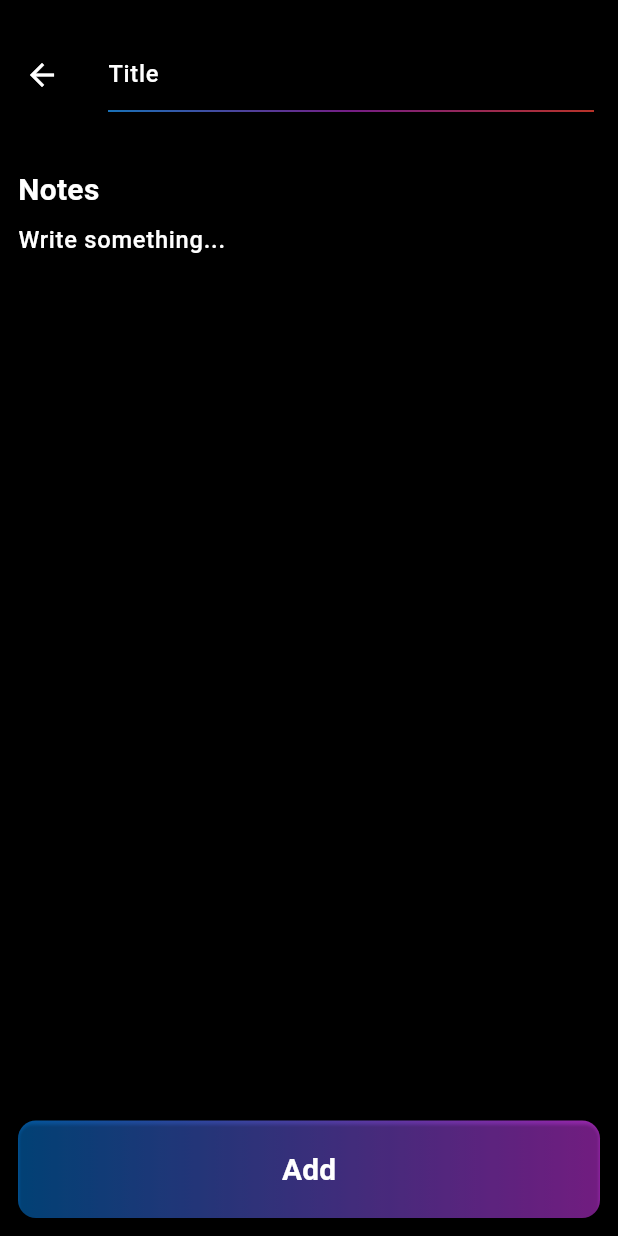
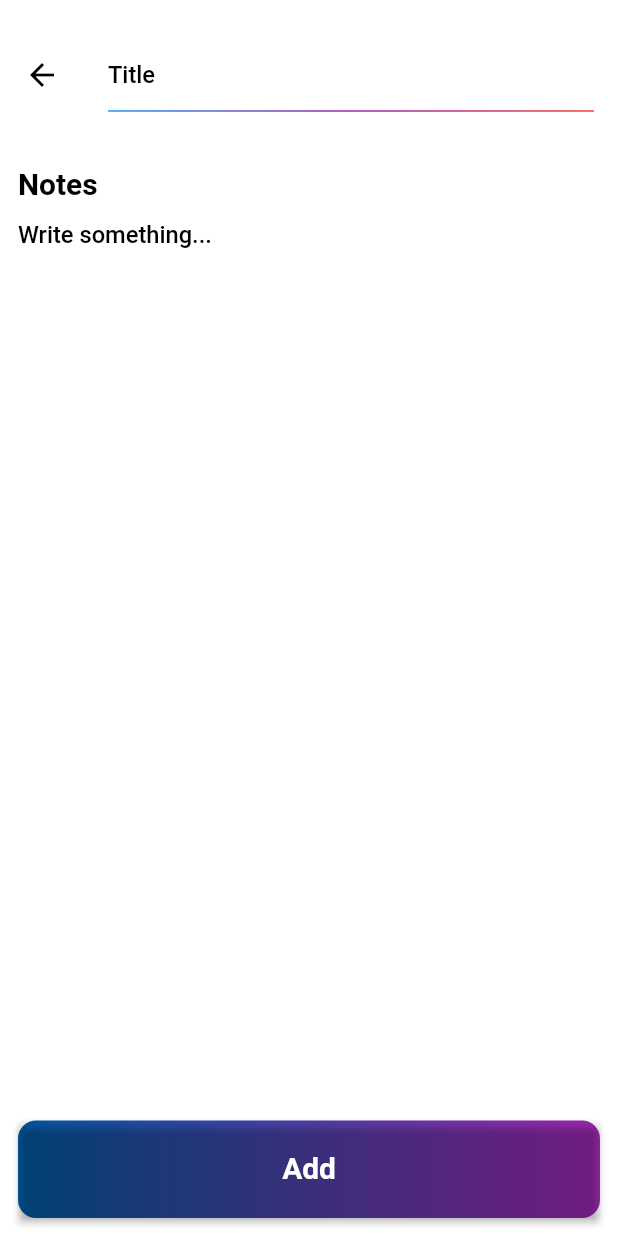
Before and after one commit to QalibJs/todo-app, a Flutter app: the screen it shows after launch, after a tap on the "add" icon, on a phone screen of 412 x 824 dp. Run offline on Flutter 3.47's test engine with Material 2 defaults, Android fonts, the phone set to English and light mode, and no system bars; our stand-ins replace dio, flutter_bloc, get_it, sizer.

Commit message:
seventh commit

```diff
--- a/lib/app.dart
+++ b/lib/app.dart
@@ -2,6 +2,7 @@ import 'package:flutter/material.dart';
 import 'package:flutter_bloc/flutter_bloc.dart';
 import 'package:sizer/sizer.dart';
 import 'package:todo/cubit/notes/note_cubit.dart';
+import 'package:todo/theme/theme.dart';
 import 'app/home/screen/home_screen.dart';
 
 class MyApp extends StatelessWidget {
@@ -10,8 +11,11 @@ class MyApp extends StatelessWidget {
   @override
   Widget build(BuildContext context) {
     return Sizer(
-      builder: (BuildContext context, Orientation orientation,
-          DeviceType deviceType) {
+      builder: (
+        BuildContext context,
+        Orientation orientation,
+        DeviceType deviceType,
+      ) {
         return MultiBlocProvider(
           providers: [
             BlocProvider(
@@ -21,10 +25,8 @@ class MyApp extends StatelessWidget {
           child: MaterialApp(
             debugShowCheckedModeBanner: false,
             title: 'Flutter Demo',
-            theme: ThemeData(
-              colorScheme: ColorScheme.fromSeed(seedColor: Colors.deepPurple),
-              useMaterial3: true,
-            ),
+            theme: lightMode,
+            darkTheme: darkMode,
             home: const HomeScreen(),
           ),
         );
--- a/lib/app/home/screen/home_screen.dart
+++ b/lib/app/home/screen/home_screen.dart
@@ -1,7 +1,6 @@
 import 'package:flutter/material.dart';
 import 'package:todo/app/home/widgets/home_grid_view_widget.dart';
 import '../widgets/home_header_widget.dart';
-import '../../../constant/app_colors.dart';
 
 class HomeScreen extends StatelessWidget {
   const HomeScreen({super.key});
@@ -9,9 +8,9 @@ class HomeScreen extends StatelessWidget {
   @override
   Widget build(BuildContext context) {
     return Scaffold(
-      backgroundColor: AppColors.black,
+      backgroundColor: Theme.of(context).colorScheme.background,
       appBar: AppBar(
-        backgroundColor: AppColors.black,
+        backgroundColor: Theme.of(context).colorScheme.background,
         elevation: 0,
       ),
       body: const Column(
--- a/lib/app/home/widgets/home_edit_wigdet.dart
+++ b/lib/app/home/widgets/home_edit_wigdet.dart
@@ -20,14 +20,14 @@ class HomeEditWidget extends StatelessWidget {
           child: Text(
             title,
             style: title.length < 6
-                ? AppTextStyle.headerNotes
-                : AppTextStyle.overFlowedHeaderNotes,
+                ? AppTextStyle.headerNotes(context).copyWith(color: AppColors.white)
+                : AppTextStyle.overFlowedHeaderNotes(context).copyWith(color: AppColors.white),
           ),
         ),
         const Spacer(),
         Container(
           padding: AppPaddings.all3,
-          decoration: AppBoxDecoration.addButton,
+          decoration: AppBoxDecoration.addButton(context),
           child: Icon(
             Icons.edit,
             size: 16,
--- a/lib/app/home/widgets/home_empty_data_widget.dart
+++ b/lib/app/home/widgets/home_empty_data_widget.dart
@@ -24,7 +24,7 @@ class HomeEmptyDataWidget extends StatelessWidget {
         AppSizedBox.h20,
         Text(
           AppTexts.empty,
-          style: AppTextStyle.headerNotes,
+          style: AppTextStyle.headerNotes(context),
         ),
       ],
     );
--- a/lib/app/home/widgets/home_hi_widget.dart
+++ b/lib/app/home/widgets/home_hi_widget.dart
@@ -7,7 +7,6 @@ import 'package:todo/constant/app_text_style.dart';
 
 class HomeHiWidget extends StatelessWidget {
   const HomeHiWidget({super.key});
-
   @override
   Widget build(BuildContext context) {
     return Padding(
@@ -16,15 +15,20 @@ class HomeHiWidget extends StatelessWidget {
         children: [
           Text(
             AppTexts.hi,
-            style: AppTextStyle.headerText,
+            style: AppTextStyle.headerText(context),
           ),
           const Spacer(),
           Container(
             width: 6.h,
             alignment: Alignment.center,
             height: 6.h,
-            decoration: AppBoxDecoration.ppDec,
-            child:  const Icon(Icons.verified_user,),
+            decoration: AppBoxDecoration.ppDec(context).copyWith(
+              color: Theme.of(context).colorScheme.background,
+            ),
+            child: Icon(
+              Icons.verified_user,
+              color: Theme.of(context).colorScheme.primary,
+            ),
           ),
         ],
       ),
--- a/lib/app/home/widgets/home_notes_widget.dart
+++ b/lib/app/home/widgets/home_notes_widget.dart
@@ -1,4 +1,5 @@
 import 'package:flutter/material.dart';
+import 'package:todo/constant/app_colors.dart';
 import 'package:todo/constant/app_text_style.dart';
 
 class HomeNotesWidget extends StatelessWidget {
@@ -13,8 +14,8 @@ class HomeNotesWidget extends StatelessWidget {
     return Text(
       datas,
       style: datas.length < 120
-          ? AppTextStyle.homeNotes
-          : AppTextStyle.overFlowedHomeNotes,
+          ? AppTextStyle.homeNotes(context).copyWith(color: AppColors.white)
+          : AppTextStyle.overFlowedHomeNotes(context).copyWith(color: AppColors.white),
     );
   }
 }
--- a/lib/app/home/widgets/home_second_header_widget.dart
+++ b/lib/app/home/widgets/home_second_header_widget.dart
@@ -1,7 +1,6 @@
 import 'package:flutter/material.dart';
 import 'package:todo/app/note/screens/note_screen.dart';
 import 'package:todo/constant/app_box_decoration.dart';
-import 'package:todo/constant/app_colors.dart';
 import 'package:todo/constant/app_navigator.dart';
 import 'package:todo/constant/app_paddings.dart';
 import 'package:todo/constant/app_text.dart';
@@ -18,7 +17,7 @@ class HomeSecondHeaderWidget extends StatelessWidget {
         children: [
           Text(
             AppTexts.noteBooks,
-            style: AppTextStyle.headerText,
+            style: AppTextStyle.headerText(context),
           ),
           const Spacer(),
           GestureDetector(
@@ -30,10 +29,10 @@ class HomeSecondHeaderWidget extends StatelessWidget {
             },
             child: Container(
               alignment: Alignment.center,
-              decoration: AppBoxDecoration.addButton,
+              decoration: AppBoxDecoration.addButton(context).copyWith(border: Border.all(color: Theme.of(context).colorScheme.primary)),
               child: Icon(
                 Icons.add_outlined,
-                color: AppColors.white,
+                color: Theme.of(context).colorScheme.primary,
               ),
             ),
           )
--- a/lib/app/note/screens/note_screen.dart
+++ b/lib/app/note/screens/note_screen.dart
@@ -1,7 +1,6 @@
 import 'package:flutter/material.dart';
 import 'package:todo/app/note/widgets/note_app_bar_widget.dart';
 import 'package:todo/app/note/widgets/note_full_widget.dart';
-import 'package:todo/constant/app_colors.dart';
 
 class NoteScreen extends StatelessWidget {
   const NoteScreen({super.key});
@@ -9,11 +8,12 @@ class NoteScreen extends StatelessWidget {
   @override
   Widget build(BuildContext context) {
     return Scaffold(
-      backgroundColor: AppColors.black,
+      backgroundColor: Theme.of(context).colorScheme.background,
       appBar: AppBar(
-        backgroundColor: AppColors.black,
+        elevation: 0,
+        backgroundColor: Theme.of(context).colorScheme.background,
         toolbarHeight: 100,
-        foregroundColor: AppColors.white,
+        foregroundColor: Theme.of(context).colorScheme.primary,
         title: const NoteAppBarWidget(),
       ),
       body: const NoteFullWidget(),
--- a/lib/app/note/widgets/note_app_bar_widget.dart
+++ b/lib/app/note/widgets/note_app_bar_widget.dart
@@ -14,6 +14,7 @@ class NoteAppBarWidget extends StatelessWidget {
     return Column(
       children: [
         SizedBox(
+
           width: MediaQuery.of(context).size.width,
           child: GlobalInputWidget(
             controller: noteCubit.titleController,
--- a/lib/app/note/widgets/note_button_widget.dart
+++ b/lib/app/note/widgets/note_button_widget.dart
@@ -1,6 +1,7 @@
 import 'package:flutter/material.dart';
 import 'package:todo/constant/app_box_decoration.dart';
 import 'package:todo/constant/app_colors.dart';
+import 'package:todo/constant/app_text.dart';
 import 'package:todo/constant/app_text_style.dart';
 
 class NoteButtonWidget extends StatelessWidget {
@@ -15,13 +16,10 @@ class NoteButtonWidget extends StatelessWidget {
       child: ElevatedButton(
         style: ElevatedButton.styleFrom(
           backgroundColor: AppColors.transparent,
-          shape: RoundedRectangleBorder(
-            borderRadius: BorderRadius.circular(10),
-          ),
         ),
         child: Text(
-          "Add",
-          style: AppTextStyle.headerNotes,
+          AppTexts.add,
+          style: AppTextStyle.buttonText,
         ),
         onPressed: () {},
       ),
--- a/lib/app/note/widgets/note_input_widget.dart
+++ b/lib/app/note/widgets/note_input_widget.dart
@@ -15,6 +15,7 @@ class NoteInputWidget extends StatelessWidget {
       child: SizedBox(
         width: MediaQuery.of(context).size.width,
         child: GlobalInputWidget(
+
           controller: noteCubit.noteController,
           hintText: AppTexts.write,
           maxLines: 50,
--- a/lib/app/note/widgets/note_top_widget.dart
+++ b/lib/app/note/widgets/note_top_widget.dart
@@ -9,7 +9,7 @@ class NoteTopWidget extends StatelessWidget {
   Widget build(BuildContext context) {
     return Text(
       AppTexts.notes,
-      style: AppTextStyle.headerNotes,
+      style: AppTextStyle.headerNotes(context),
     );
   }
 }
--- a/lib/constant/app_box_decoration.dart
+++ b/lib/constant/app_box_decoration.dart
@@ -1,5 +1,5 @@
 import 'package:flutter/material.dart';
-import 'app_colors.dart';
+import 'package:todo/constant/app_colors.dart';
 
 class AppBoxDecoration {
   AppBoxDecoration._();
@@ -30,13 +30,13 @@ class AppBoxDecoration {
         ),
       );
 
-  static BoxDecoration get ppDec => BoxDecoration(
-        color: AppColors.white,
+  static BoxDecoration  ppDec(context) => BoxDecoration(
+        color: Theme.of(context).colorScheme.background,
         borderRadius: BorderRadius.circular(50),
       );
 
-  static BoxDecoration get addButton => BoxDecoration(
-        border: Border.all(color: AppColors.white),
+  static BoxDecoration  addButton(context) => BoxDecoration(
+        border: Border.all(color: Theme.of(context).colorScheme.background),
         borderRadius: BorderRadius.circular(50),
       );
   static BoxDecoration get noteBoxes => BoxDecoration(
--- a/lib/constant/app_text.dart
+++ b/lib/constant/app_text.dart
@@ -7,4 +7,5 @@ class AppTexts {
   static String get write => "Write something...";
   static String get empty => "Not any information";
   static String get title => "Title";
+  static String get add =>"Add";
 }
--- a/lib/constant/app_text_style.dart
+++ b/lib/constant/app_text_style.dart
@@ -5,32 +5,42 @@ import 'package:todo/constant/app_colors.dart';
 class AppTextStyle {
   AppTextStyle._();
 
-  static TextStyle get headerText => TextStyle(
-      fontSize: 18.5.sp, fontWeight: FontWeight.bold, color: AppColors.white);
-  static TextStyle get homeNotes => TextStyle(
+  static TextStyle headerText(context) => TextStyle(
+        fontSize: 18.5.sp,
+        fontWeight: FontWeight.bold,
+        color: Theme.of(context).colorScheme.primary,
+      );
+
+  static TextStyle homeNotes(context) => TextStyle(
         fontSize: 8.5.sp,
         fontWeight: FontWeight.bold,
-        color: AppColors.white,
+        color: Theme.of(context).colorScheme.primary,
       );
-  static TextStyle get overFlowedHomeNotes => TextStyle(
-      fontSize: 8.5.sp,
-      fontWeight: FontWeight.bold,
-      color: AppColors.white,
-      overflow: TextOverflow.ellipsis);
-  static TextStyle get headerNotes => TextStyle(
+  static TextStyle overFlowedHomeNotes(context) => TextStyle(
+        fontSize: 8.5.sp,
+        fontWeight: FontWeight.bold,
+        color: Theme.of(context).colorScheme.primary,
+        overflow: TextOverflow.ellipsis,
+      );
+  static TextStyle headerNotes(context) => TextStyle(
+        fontSize: 14.5.sp,
+        fontWeight: FontWeight.bold,
+        color: Theme.of(context).colorScheme.primary,
+      );
+  static TextStyle get buttonText => TextStyle(
         fontSize: 14.5.sp,
         fontWeight: FontWeight.bold,
         color: AppColors.white,
       );
-  static TextStyle get overFlowedHeaderNotes => TextStyle(
+  static TextStyle overFlowedHeaderNotes(context) => TextStyle(
         fontSize: 14.5.sp,
         fontWeight: FontWeight.bold,
-        color: AppColors.white,
+        color: Theme.of(context).colorScheme.primary,
         overflow: TextOverflow.ellipsis,
       );
-  static TextStyle get smallText => TextStyle(
+  static TextStyle smallText(context) => TextStyle(
         fontSize: 11.5.sp,
         fontWeight: FontWeight.w500,
-        color: AppColors.white,
+        color: Theme.of(context).colorScheme.primary,
       );
 }
--- a/lib/global/widgets/global_input_widge.dart
+++ b/lib/global/widgets/global_input_widge.dart
@@ -35,8 +35,9 @@ class _GlobalInputWidgetState extends State<GlobalInputWidget> {
   @override
   Widget build(BuildContext context) {
     return TextFormField(
+
       maxLines: widget.maxLines,
-      style: AppTextStyle.smallText,
+      style: AppTextStyle.smallText(context),
       onTap: () => widget.onTap,
       obscuringCharacter: "*",
       inputFormatters: widget.inputFormatters,
@@ -45,8 +46,10 @@ class _GlobalInputWidgetState extends State<GlobalInputWidget> {
       controller: widget.controller,
       textInputAction: TextInputAction.done,
       cursorColor: AppColors.white,
+
       decoration: InputDecoration(
-        hintStyle: AppTextStyle.smallText,
+
+        hintStyle: AppTextStyle.smallText(context),
         prefixIcon: widget.prefixIcon,
         hintText: widget.hintText,
         border: AppInputStyleWidget.boder,
--- /dev/null
+++ b/lib/theme/theme.dart
@@ -0,0 +1,21 @@
+import 'package:flutter/material.dart';
+import 'package:todo/constant/app_colors.dart';
+
+// light mode
+ThemeData lightMode = ThemeData(
+  brightness: Brightness.light,
+  colorScheme:  ColorScheme.light(
+    background: AppColors.white,
+    primary: AppColors.black
+
+  ),
+);
+
+//dark mode
+ThemeData darkMode = ThemeData(
+  brightness: Brightness.dark,
+  colorScheme: ColorScheme.dark(
+    background: AppColors.black,
+    primary: AppColors.white
+  ),
+);
```
